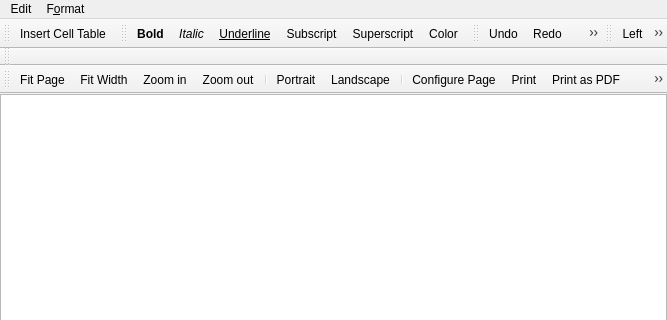
Above: ui/printdialog.ui from jonasstein/clip before the change; both pictures show x 0 to 667 and y 0 to 320 of the 667 by 583 pixel window. Below: the same form after it.
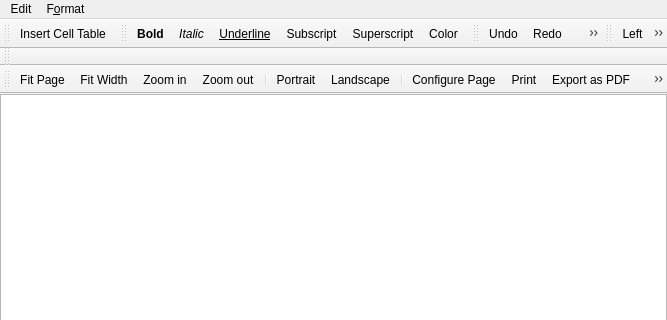
That is the form after the change. Icons and pictures are not drawn.

Commit message: SVG Export Combination of the varius export codes

Diff of the .ui file:
```diff
--- a/ui/printdialog.ui
+++ b/ui/printdialog.ui
@@ -182,6 +182,7 @@
    <addaction name="actionPrintPDF"/>
    <addaction name="actionPrintPS"/>
    <addaction name="actionPrintPNG"/>
+   <addaction name="actionPrintSVG"/>
   </widget>
   <action name="actionInsert_Cell_Table">
    <property name="text">
@@ -485,7 +486,7 @@
      <normaloff>:/icons/icons/fileprintpdf.png</normaloff>:/icons/icons/fileprintpdf.png</iconset>
    </property>
    <property name="text">
-    <string>Print as PDF</string>
+    <string>Export as PDF</string>
    </property>
   </action>
   <action name="actionPrintPS">
@@ -494,7 +495,7 @@
      <normaloff>:/icons/icons/fileprintps.png</normaloff>:/icons/icons/fileprintps.png</iconset>
    </property>
    <property name="text">
-    <string>Export Postscript</string>
+    <string>Export as Postscript</string>
    </property>
   </action>
   <action name="actionPrintPNG">
@@ -503,7 +504,16 @@
      <normaloff>:/icons/icons/fileprintpng.png</normaloff>:/icons/icons/fileprintpng.png</iconset>
    </property>
    <property name="text">
-    <string>Export PNG</string>
+    <string>Export as PNG</string>
+   </property>
+  </action>
+  <action name="actionPrintSVG">
+   <property name="icon">
+    <iconset resource="../resources/resources.qrc">
+     <normaloff>:/icons/icons/fileprintsvg.png</normaloff>:/icons/icons/fileprintsvg.png</iconset>
+   </property>
+   <property name="text">
+    <string>Export as SVG</string>
    </property>
   </action>
  </widget>
```
Left out of the diff: 17 changed lines with no effect on the pictures. The commit also changes 6 other files.
